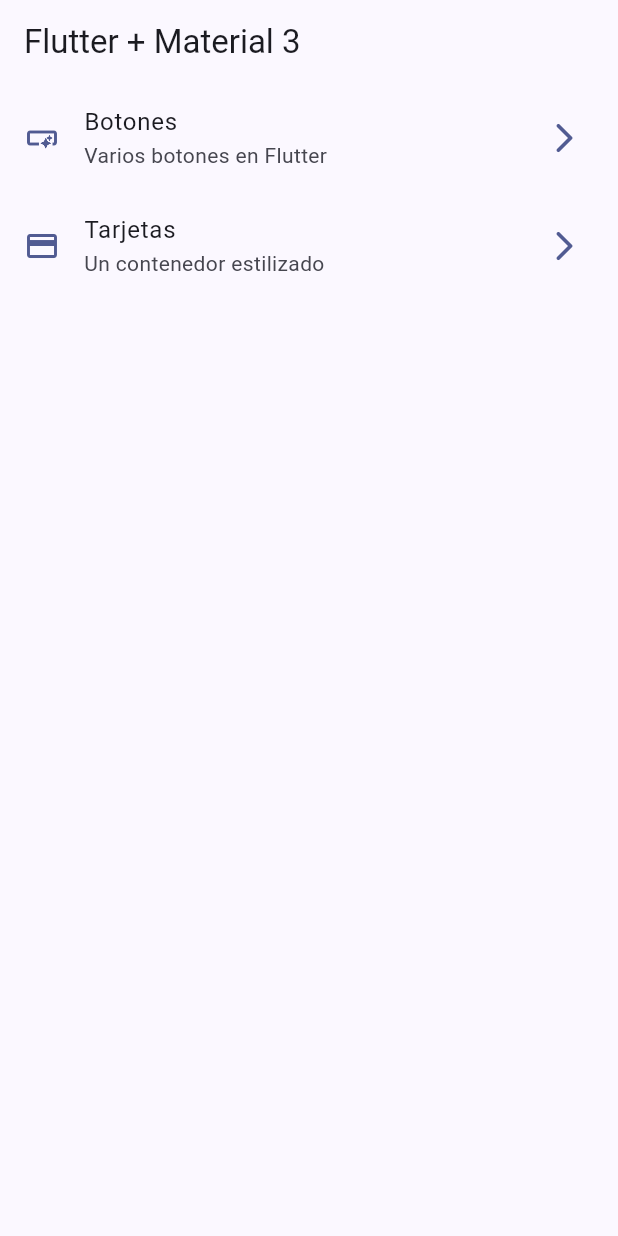
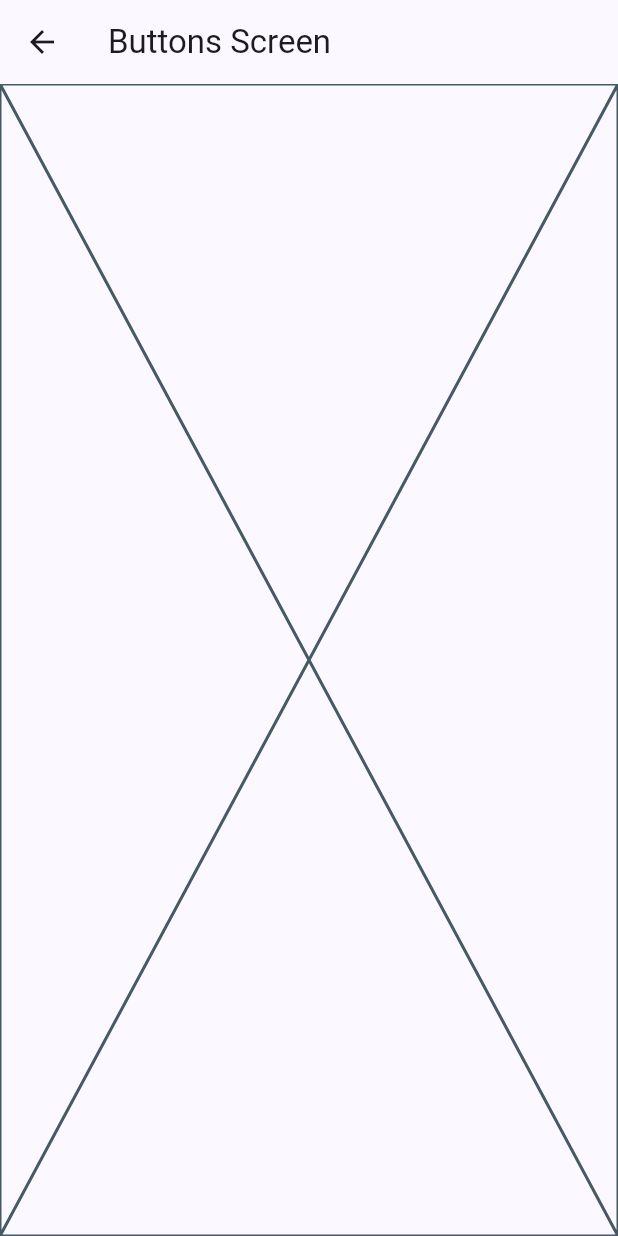
Before and after one commit to ferpaz/widget_app, a Flutter app: the screen it shows after launch, after a tap on "Botones", on a phone screen of 412 x 824 dp. Run offline on Flutter 3.47's test engine with Material 2 defaults, Android fonts, the phone set to English and light mode, and no system bars.

```diff
--- a/lib/main.dart
+++ b/lib/main.dart
@@ -1,5 +1,8 @@
 import 'package:flutter/material.dart';
+
 import 'package:widgets_app/config/theme/app_theme.dart';
+import 'package:widgets_app/presentation/screens/buttons/buttons_screen.dart';
+import 'package:widgets_app/presentation/screens/cards/cards_screen.dart';
 import 'package:widgets_app/presentation/screens/home/home_screen.dart';
 
 void main() {
@@ -15,6 +18,10 @@ class MainApp extends StatelessWidget {
       debugShowCheckedModeBanner: false,
       theme: AppTheme(selectedColor: 0).getTheme(),
       home: const HomeScreen(),
+      routes: {
+        '/buttons': (context) => const ButtonsScreen(),
+        '/cards': (context) => const CardsScreen(),
+      },
     );
   }
 }
--- /dev/null
+++ b/lib/presentation/screens/buttons/buttons_screen.dart
@@ -0,0 +1,23 @@
+import 'package:flutter/material.dart';
+
+class ButtonsScreen extends StatelessWidget {
+  const ButtonsScreen({super.key});
+
+  @override
+  Widget build(BuildContext context) {
+    return Scaffold(
+        appBar: AppBar(
+          title: const Text('Buttons Screen'),
+        ),
+        body: _ButtonsView()
+    );
+  }
+}
+
+class _ButtonsView extends StatelessWidget {
+
+  @override
+  Widget build(BuildContext context) {
+    return const Placeholder();
+  }
+}
--- a/lib/presentation/screens/home/home_screen.dart
+++ b/lib/presentation/screens/home/home_screen.dart
@@ -1,4 +1,5 @@
 import 'package:flutter/material.dart';
+
 import 'package:widgets_app/config/menu/menu_items.dart';
 
 class HomeScreen extends StatelessWidget {
@@ -22,14 +23,14 @@ class _HomeView extends StatelessWidget {
     return ListView.builder(
         itemCount: appMenuItems.length,
         itemBuilder: (context, index) {
-          return _homeListTile(menuItem: appMenuItems[index]);
+          return _HomeListTile(menuItem: appMenuItems[index]);
         });
   }
 }
 
-class _homeListTile extends StatelessWidget {
+class _HomeListTile extends StatelessWidget {
 
-  const _homeListTile({
+  const _HomeListTile({
     required this.menuItem,
   });
 
@@ -45,7 +46,13 @@ class _homeListTile extends StatelessWidget {
       leading: Icon(menuItem.icon, color: colors.primary),
       trailing: Icon(Icons.arrow_forward_ios_rounded, color: colors.primary),
       onTap: () {
-        // TODO: Navigate to the menu item
+        // Navigator.of(context).push(
+        //   MaterialPageRoute(
+        //     builder: (context) => const ButtonsScreen(),
+        //   ),
+        // );
+
+        Navigator.of(context).pushNamed(menuItem.link);
       }
     );
   }
```
Also changed, not shown: lib/presentation/screens/cards/cards_screen.dart (added, +23 -0 lines).
